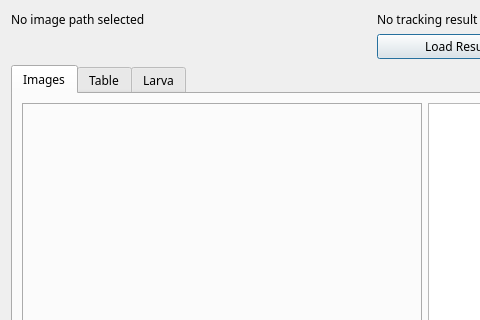
This is GUI/ResultsViewer.ui in wildner/FIMTrack_extension as Qt 5 draws it before an edit; both pictures show x 0 to 480 and y 0 to 320 of the 1114 by 783 pixel window. The edited form follows.
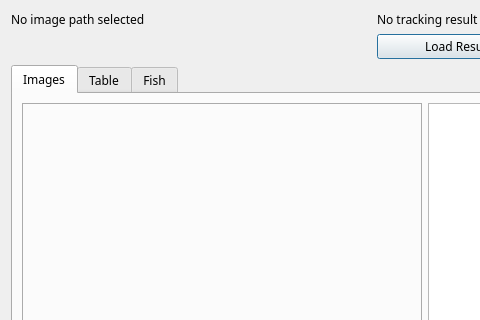
This is the edited form. Icons and pictures are not drawn. Custom widgets are drawn as their Qt base class.

Patch:
```diff
--- a/GUI/ResultsViewer.ui
+++ b/GUI/ResultsViewer.ui
@@ -273,7 +273,7 @@
          <bool>true</bool>
         </property>
         <attribute name="title">
-         <string>Larva</string>
+         <string>Fish</string>
         </attribute>
        </widget>
       </widget>
```
